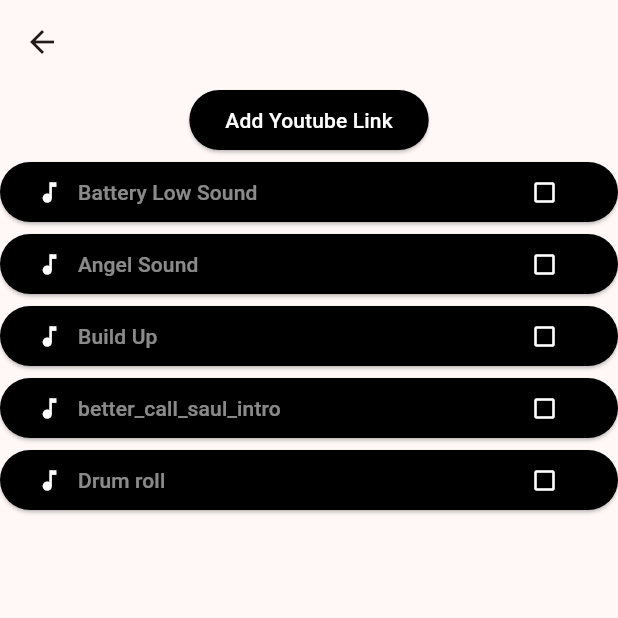
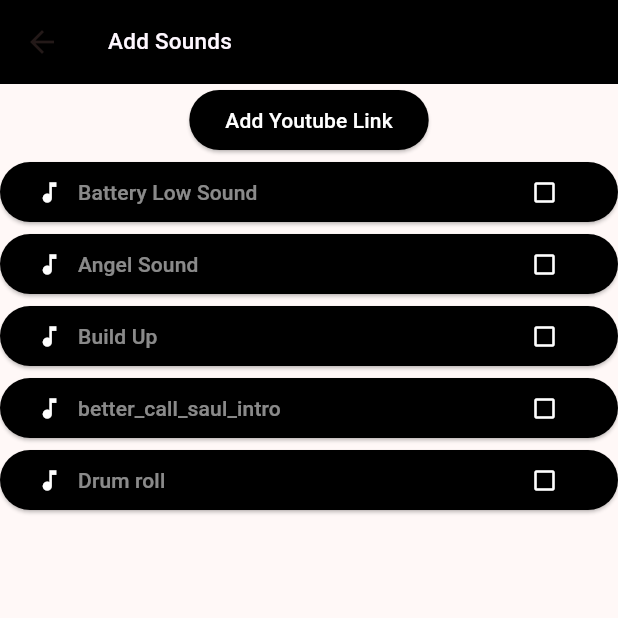
Before and after one commit to muratcanyusufoglu/just_tune, a Flutter app: the screen it shows after launch, after a tap on the "library music" icon, on a phone screen of 412 x 824 dp, the top half of it. Run offline on Flutter 3.47's test engine with Material 3 defaults, Android fonts, the phone set to English and light mode, and no system bars; our stand-ins replace awesome_snackbar_content, hive, just_audio, shared_preferences, youtube_player_flutter; missing offline and left inert: youtube_explode_dart; accounts and stored records are empty.

Commit message:
added text theme and youtube content texts

```diff
--- a/lib/main.dart
+++ b/lib/main.dart
@@ -28,6 +28,7 @@ class MyApp extends StatelessWidget {
         elevatedButtonTheme: ElevatedButtonThemeData(
           style: ElevatedButton.styleFrom(backgroundColor: Colors.black),
         ),
+        textTheme: TextTheme(bodySmall: TextStyle(fontSize: 15.0,color: Theme.of(context).colorScheme.primary), titleMedium: TextStyle(fontSize: 15.0,color: Theme.of(context).colorScheme.background), titleLarge: TextStyle(fontSize: 20.0,color: Theme.of(context).colorScheme.primary))
       ),
       home: const App(),
     );
--- a/lib/product/screen/add_drim/view/add_trim.dart
+++ b/lib/product/screen/add_drim/view/add_trim.dart
@@ -42,8 +42,8 @@ class _AddTrimState extends State<AddTrim> {
       context: context,
       builder: (BuildContext context) {
         return AlertDialog(
-          title: Text('Clipboard Content'),
-          content: Text('Do you want to paste this text in your app?'),
+          title: Text('We Observed a Youtube Link', style: Theme.of(context).textTheme.titleLarge),
+          content: Text('Do you want to add this youtube link your sound?', style: Theme.of(context).textTheme.bodySmall),
           actions: [
             TextButton(
               onPressed: () {
@@ -68,7 +68,7 @@ class _AddTrimState extends State<AddTrim> {
 
     return Scaffold(
       resizeToAvoidBottomInset: true,
-      appBar: AppBar(),
+      appBar: AppBar(title: Text('Add Sounds', style: Theme.of(context).textTheme.titleMedium,), backgroundColor: Theme.of(context).colorScheme.background,),
       body: Column(
         children: [
           ElevatedButton(onPressed: (){
--- a/lib/product/screen/home/view/home_screen.dart
+++ b/lib/product/screen/home/view/home_screen.dart
@@ -15,11 +15,13 @@ class HomeScreen extends StatefulWidget {
 }
 
 class _HomeScreenState extends State<HomeScreen> {
+
   @override
   Widget build(BuildContext context) {
     context.watch<AddTrimProvider>().isFetch ? context.watch<AddTrimProvider>().restoreAudios() : null;
     context.watch<AddTrimProvider>().isFetchYoutubeList ? context.watch<AddTrimProvider>().getYoutubelist() : null;
     return Scaffold(
+      appBar: AppBar(title: Text('My Sounds', style: Theme.of(context).textTheme.titleMedium,), backgroundColor: Theme.of(context).colorScheme.background,),
       body: Column(
         children: [
           Flexible(
```
Also changed, not shown: 1 other file.
